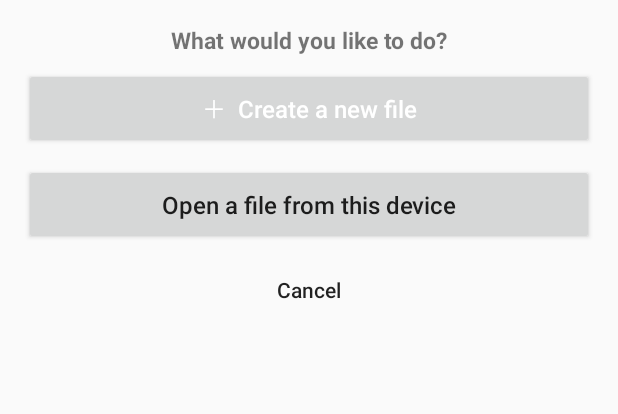
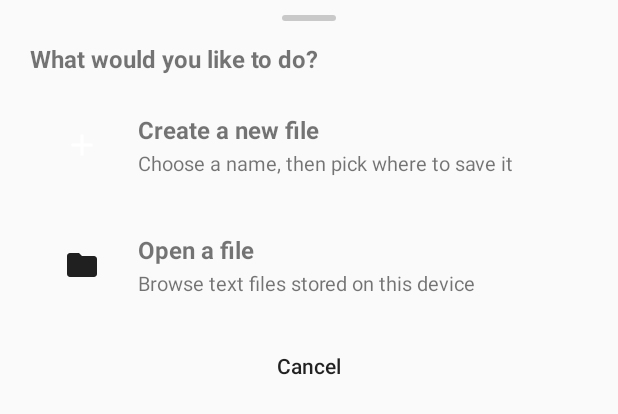
Before and after one commit to kiaashkan/EditNote, an Android app: the layout sheet_main_actions.xml on its own in the app's theme, with its tools: preview values and no code run, on a phone screen of 412 x 824 dp. Shown: the top 414 px of the screen. Run offline under Robolectric (Android 15) with nearby library versions, the phone set to English and light mode, and no system bars.

Commit message:
EditNote v1.0.1 — new launcher icon (orange #DA7151, white glyph), redesigned + sheet, raised FAB, accent color = logo color

```diff
--- a/app/build.gradle.kts
+++ b/app/build.gradle.kts
@@ -11,8 +11,8 @@ android {
         applicationId = "com.kiaashkan.editnote"
         minSdk = 26
         targetSdk = 34
-        versionCode = 1
-        versionName = "1.0.0"
+        versionCode = 2
+        versionName = "1.0.1"
     }
 
     buildTypes {
--- a/app/src/main/java/com/kiaashkan/editnote/data/AppSettings.kt
+++ b/app/src/main/java/com/kiaashkan/editnote/data/AppSettings.kt
@@ -174,7 +174,7 @@ class AppSettings(context: Context) {
             ACCENT_TEAL -> Color.rgb(0, 121, 107)
             ACCENT_GREEN -> Color.rgb(46, 125, 50)
             ACCENT_MONO -> if (dark) Color.WHITE else Color.rgb(17, 17, 17)
-            else -> Color.rgb(245, 124, 0) // orange (default)
+            else -> Color.rgb(218, 113, 81) // orange (default) — the logo color #DA7151
         }
     }
 }
--- /dev/null
+++ b/app/src/main/res/drawable/ic_add.xml
@@ -0,0 +1,9 @@
+<vector xmlns:android="http://schemas.android.com/apk/res/android"
+    android:width="24dp"
+    android:height="24dp"
+    android:viewportWidth="24"
+    android:viewportHeight="24">
+    <path
+        android:fillColor="#FFFFFF"
+        android:pathData="M19,13h-6v6h-2v-6H5v-2h6V5h2v6h6v2z" />
+</vector>
--- /dev/null
+++ b/app/src/main/res/drawable/sheet_handle.xml
@@ -0,0 +1,6 @@
+<?xml version="1.0" encoding="utf-8"?>
+<shape xmlns:android="http://schemas.android.com/apk/res/android"
+    android:shape="rectangle">
+    <corners android:radius="2dp" />
+    <solid android:color="#66808080" />
+</shape>
--- a/app/src/main/res/layout/activity_settings.xml
+++ b/app/src/main/res/layout/activity_settings.xml
@@ -290,7 +290,7 @@
             android:layout_height="wrap_content"
             android:layout_marginTop="10dp"
             android:lineSpacingMultiplier="1.3"
-            android:text="EditNote 1.0.0\nA small, offline text editor.\nNo ads. No internet. Files stay on your device, where you put them.\nMade by KiA."
+            android:text="EditNote 1.0.1\nA small, offline text editor.\nNo ads. No internet. Files stay on your device, where you put them.\nMade by KiA."
             android:textSize="14sp" />
     </LinearLayout>
 </ScrollView>
--- a/app/src/main/res/layout/sheet_main_actions.xml
+++ b/app/src/main/res/layout/sheet_main_actions.xml
@@ -4,41 +4,131 @@
     android:layout_width="match_parent"
     android:layout_height="wrap_content"
     android:orientation="vertical"
-    android:padding="16dp">
+    android:paddingStart="20dp"
+    android:paddingTop="10dp"
+    android:paddingEnd="20dp"
+    android:paddingBottom="12dp">
+
+    <View
+        android:layout_width="36dp"
+        android:layout_height="4dp"
+        android:layout_gravity="center_horizontal"
+        android:background="@drawable/sheet_handle" />
 
     <TextView
         android:id="@+id/sheetTitle"
         android:layout_width="match_parent"
         android:layout_height="wrap_content"
-        android:gravity="center"
-        android:paddingBottom="8dp"
+        android:layout_marginTop="14dp"
+        android:layout_marginBottom="12dp"
         android:text="What would you like to do?"
-        android:textSize="15sp"
+        android:textSize="16sp"
         android:textStyle="bold" />
 
-    <Button
+    <LinearLayout
         android:id="@+id/sheetNew"
         android:layout_width="match_parent"
-        android:layout_height="54dp"
-        android:text="＋  Create a new file"
-        android:textAllCaps="false"
-        android:textColor="#FFFFFF"
-        android:textSize="16sp" />
+        android:layout_height="wrap_content"
+        android:background="?android:attr/selectableItemBackground"
+        android:foreground="?android:attr/selectableItemBackground"
+        android:gravity="center_vertical"
+        android:orientation="horizontal"
+        android:padding="12dp">
 
-    <Button
+        <FrameLayout
+            android:id="@+id/sheetNewTile"
+            android:layout_width="46dp"
+            android:layout_height="46dp">
+
+            <ImageView
+                android:layout_width="24dp"
+                android:layout_height="24dp"
+                android:layout_gravity="center"
+                android:contentDescription="New file"
+                android:src="@drawable/ic_add"
+                android:tint="#FFFFFF" />
+        </FrameLayout>
+
+        <LinearLayout
+            android:layout_width="0dp"
+            android:layout_height="wrap_content"
+            android:layout_marginStart="14dp"
+            android:layout_weight="1"
+            android:orientation="vertical">
+
+            <TextView
+                android:id="@+id/sheetNewTitle"
+                android:layout_width="wrap_content"
+                android:layout_height="wrap_content"
+                android:text="Create a new file"
+                android:textSize="16sp"
+                android:textStyle="bold" />
+
+            <TextView
+                android:id="@+id/sheetNewSub"
+                android:layout_width="wrap_content"
+                android:layout_height="wrap_content"
+                android:layout_marginTop="2dp"
+                android:text="Choose a name, then pick where to save it"
+                android:textSize="13sp" />
+        </LinearLayout>
+    </LinearLayout>
+
+    <LinearLayout
         android:id="@+id/sheetOpen"
         android:layout_width="match_parent"
-        android:layout_height="54dp"
+        android:layout_height="wrap_content"
         android:layout_marginTop="10dp"
-        android:text="Open a file from this device"
-        android:textAllCaps="false"
-        android:textSize="16sp" />
+        android:background="?android:attr/selectableItemBackground"
+        android:foreground="?android:attr/selectableItemBackground"
+        android:gravity="center_vertical"
+        android:orientation="horizontal"
+        android:padding="12dp">
+
+        <FrameLayout
+            android:id="@+id/sheetOpenTile"
+            android:layout_width="46dp"
+            android:layout_height="46dp">
+
+            <ImageView
+                android:id="@+id/sheetOpenIcon"
+                android:layout_width="24dp"
+                android:layout_height="24dp"
+                android:layout_gravity="center"
+                android:contentDescription="Open file"
+                android:src="@drawable/ic_open_folder" />
+        </FrameLayout>
+
+        <LinearLayout
+            android:layout_width="0dp"
+            android:layout_height="wrap_content"
+            android:layout_marginStart="14dp"
+            android:layout_weight="1"
+            android:orientation="vertical">
+
+            <TextView
+                android:id="@+id/sheetOpenTitle"
+                android:layout_width="wrap_content"
+                android:layout_height="wrap_content"
+                android:text="Open a file"
+                android:textSize="16sp"
+                android:textStyle="bold" />
+
+            <TextView
+                android:id="@+id/sheetOpenSub"
+                android:layout_width="wrap_content"
+                android:layout_height="wrap_content"
+                android:layout_marginTop="2dp"
+                android:text="Browse text files stored on this device"
+                android:textSize="13sp" />
+        </LinearLayout>
+    </LinearLayout>
 
     <Button
         android:id="@+id/sheetCancel"
         android:layout_width="match_parent"
         android:layout_height="48dp"
-        android:layout_marginTop="6dp"
+        android:layout_marginTop="8dp"
         android:background="@null"
         android:text="Cancel"
         android:textAllCaps="false" />
--- a/app/src/main/res/mipmap-anydpi-v26/ic_launcher.xml
+++ b/app/src/main/res/mipmap-anydpi-v26/ic_launcher.xml
@@ -1,5 +1,5 @@
 <?xml version="1.0" encoding="utf-8"?>
 <adaptive-icon xmlns:android="http://schemas.android.com/apk/res/android">
-    <background android:drawable="@android:color/white" />
+    <background android:drawable="@color/ic_launcher_background" />
     <foreground android:drawable="@mipmap/ic_launcher_foreground" />
 </adaptive-icon>
--- /dev/null
+++ b/app/src/main/res/values/colors.xml
@@ -0,0 +1,4 @@
+<?xml version="1.0" encoding="utf-8"?>
+<resources>
+    <color name="ic_launcher_background">#DA7151</color>
+</resources>
--- a/app/src/main/res/values/themes.xml
+++ b/app/src/main/res/values/themes.xml
@@ -15,7 +15,7 @@
 
     <!-- Light -->
     <style name="Theme.EditNote.Light.Orange" parent="android:Theme.Material.Light.NoActionBar">
-        <item name="android:colorAccent">#F57C00</item>
+        <item name="android:colorAccent">#DA7151</item>
         <item name="android:windowBackground">#FAFAFA</item>
         <item name="android:statusBarColor">#FAFAFA</item>
         <item name="android:windowLightStatusBar">true</item>
@@ -40,7 +40,7 @@
 
     <!-- Dark -->
     <style name="Theme.EditNote.Dark.Orange" parent="android:Theme.Material.NoActionBar">
-        <item name="android:colorAccent">#F57C00</item>
+        <item name="android:colorAccent">#DA7151</item>
         <item name="android:windowBackground">#111111</item>
         <item name="android:statusBarColor">#111111</item>
         <item name="android:navigationBarColor">#111111</item>
```
Also changed, not shown: app/src/main/java/com/kiaashkan/editnote/MainActivity.kt (+29 -8 lines), app/src/main/res/layout/activity_main.xml (+8 -5 lines), 2 other files.
